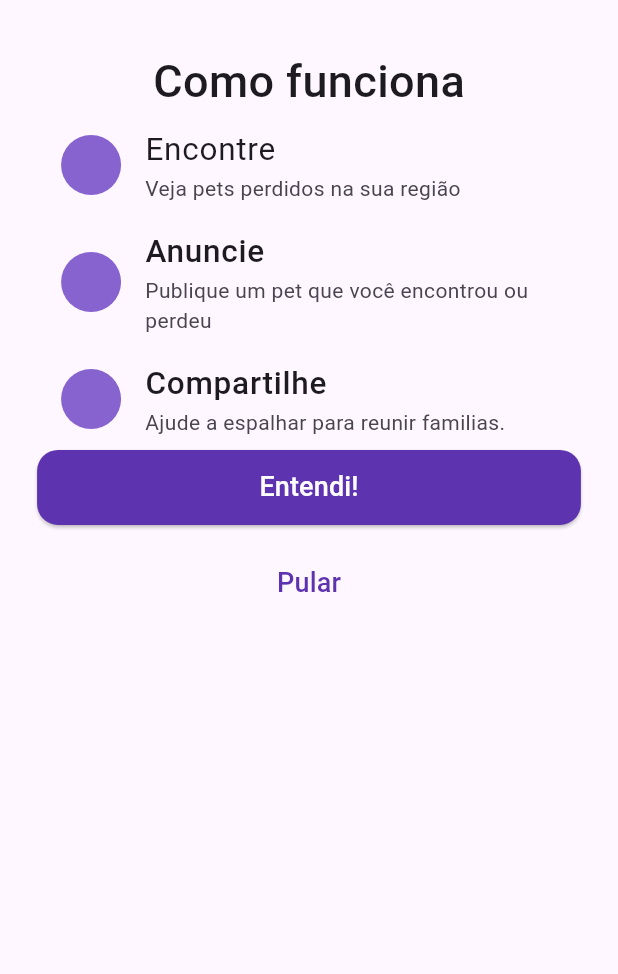
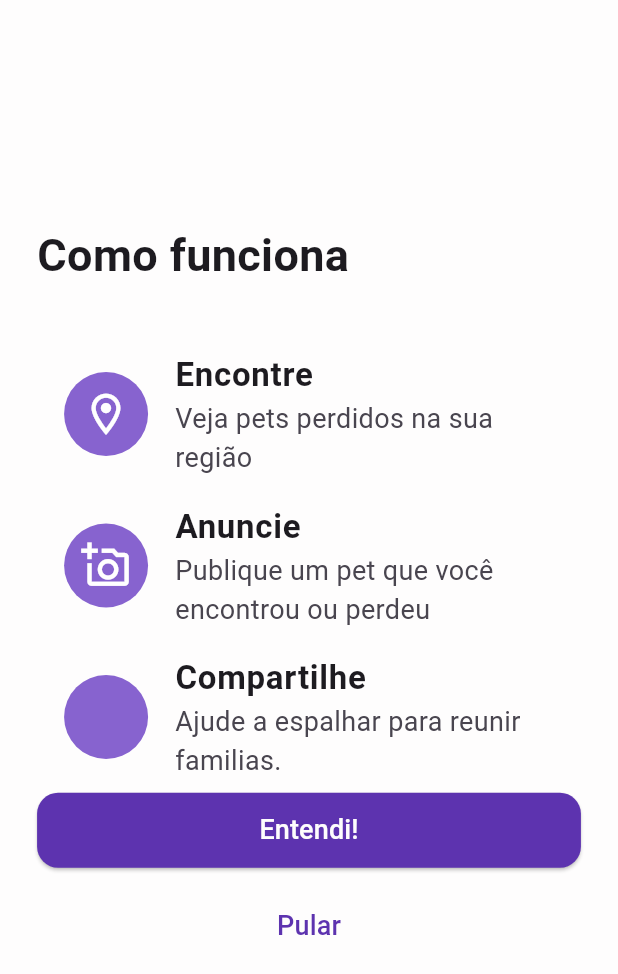
Before and after one commit to ErickMatheus-ProgBr/Lua, a Flutter app: the Quicktutorial screen opened by its route, on a phone screen of 412 x 824 dp. Shown: the top 974 px of the screen. Run offline on Flutter 3.47's test engine with Material 3 defaults, Android fonts, the phone set to English and light mode, and no system bars; our stand-ins replace font_awesome_flutter.

Commit message:
feat(ui): implementa ListTile para lista de acoes com icones customizados

```diff
--- a/lib/features/auth/presentation/pages/quickTutorial.dart
+++ b/lib/features/auth/presentation/pages/quickTutorial.dart
@@ -8,6 +8,7 @@ class Quicktutorial extends StatelessWidget {
   @override
   Widget build(BuildContext context) {
     return Scaffold(
+      backgroundColor: ThemeColors.secundary,
       body: SafeArea(
         child: Center(
           child: Padding(
@@ -16,36 +17,76 @@ class Quicktutorial extends StatelessWidget {
               horizontal: context.width * 0.06,
             ),
             child: Column(
+              mainAxisAlignment: MainAxisAlignment.center,
+              crossAxisAlignment: CrossAxisAlignment.start,
               // mainAxisAlignment: MainAxisAlignment.center,
               children: [
-                Text("Como funciona", style: TextStyle(fontSize: 30, fontWeight: FontWeight.w500)),
+                Text("Como funciona", style: TextStyle(fontSize: 30, fontWeight: FontWeight.w700)),
+                SizedBox(height: 34),
+                _buildlistTile(),
+                _buildNexts(),
+                SizedBox(height: 34),
+              ],
+            ),
+          ),
+        ),
+      ),
+    );
+  }
+}
+
+Widget _buildlistTile() {
+  return Column(
+    mainAxisAlignment: MainAxisAlignment.spaceAround,
+    children: [
       ListTile(
         leading: CircleAvatar(
+          radius: 30,
+          // ignore: sort_child_properties_last
+          child: Stack(children: [Icon(Icons.location_on_outlined, size: 33, color: Colors.white)]),
+
           backgroundColor: Color(0xFF8763CF), //
         ),
-                  title: const Text("Encontre", style: TextStyle(fontSize: 21)),
-                  subtitle: Text("Veja pets perdidos na sua região"),
+        title: const Text("Encontre", style: TextStyle(fontSize: 22, fontWeight: FontWeight.w700)),
+        subtitle: Text("Veja pets perdidos na sua região", style: TextStyle(fontSize: 18)),
       ),
       ListTile(
         leading: CircleAvatar(
-                    backgroundColor: Color(0xFF8763CF), //
+          radius: 30,
+
+          backgroundColor: Color(0xFF8763CF),
+          child: Stack(
+            children: [Icon(Icons.add_a_photo_outlined, color: Colors.white, size: 33)],
+          ), //
         ),
-                  title: const Text(
-                    "Anuncie",
-                    style: TextStyle(fontSize: 21, fontWeight: FontWeight.w500),
+        title: const Text("Anuncie", style: TextStyle(fontSize: 22, fontWeight: FontWeight.w700)),
+        subtitle: Text(
+          "Publique um pet que você encontrou ou perdeu",
+          style: TextStyle(fontSize: 18),
         ),
-                  subtitle: Text("Publique um pet que você encontrou ou perdeu"),
       ),
       ListTile(
         leading: CircleAvatar(
+          radius: 30,
+
           backgroundColor: Color(0xFF8763CF), //
         ),
         title: const Text(
           "Compartilhe",
-                    style: TextStyle(fontSize: 21, fontWeight: FontWeight.w500),
+          style: TextStyle(fontSize: 22, fontWeight: FontWeight.w700),
         ),
-                  subtitle: Text("Ajude a espalhar para reunir familias."),
+        subtitle: Text(
+          "Ajude a espalhar para reunir familias.",
+          style: TextStyle(fontSize: 18, fontWeight: FontWeight.w400),
         ),
+      ),
+    ],
+  );
+}
+
+Widget _buildNexts() {
+  return Column(
+    children: [
       ElevatedButton(
         style: ElevatedButton.styleFrom(
           backgroundColor: ThemeColors.primary, //
@@ -54,21 +95,16 @@ class Quicktutorial extends StatelessWidget {
           shape: RoundedRectangleBorder(borderRadius: BorderRadius.circular(14)),
         ),
         onPressed: () {},
-                  child: Text(
-                    "Entendi!",
-                    style: TextStyle(color: ThemeColors.secundary, fontSize: 18),
-                  ),
+        child: Text("Entendi!", style: TextStyle(color: ThemeColors.secundary, fontSize: 18)),
       ),
       SizedBox(height: 15),
       TextButton(
         onPressed: () {},
+        child: Align(
+          alignment: AlignmentGeometry.center,
           child: Text("Pular", style: TextStyle(color: ThemeColors.primary, fontSize: 18)),
         ),
+      ),
     ],
-            ),
-          ),
-        ),
-      ),
   );
 }
-}
```
Lines whose indentation alone changed are shown as unchanged.
